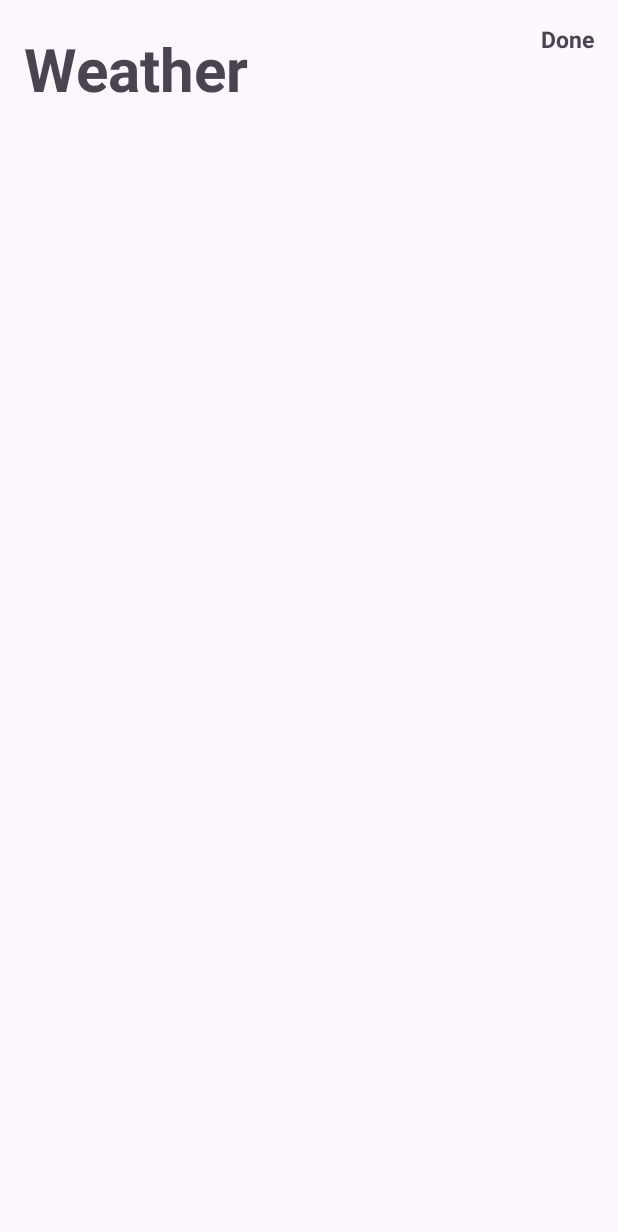
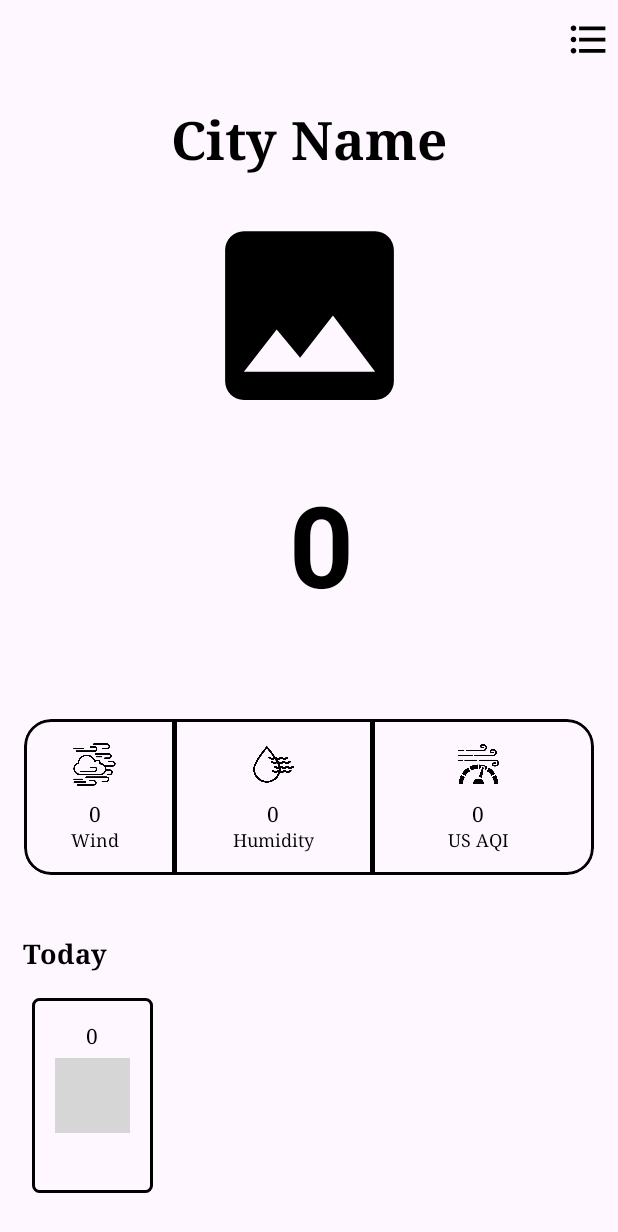
Before and after one commit to xinhui226/MobileProjectWeatherApp, an Android app: the screen it shows after launch (MainActivity), on a phone screen of 412 x 824 dp. Shown: the top 1232 px of the screen. Run offline under Robolectric (Android 15) with nearby library versions, the phone set to English and light mode, and no system bars; our stand-ins replace Room's generated code, data binding; pictures from the network do not load; grey boxes are pictures that could not be loaded.

Commit message:
Implemented the baseFragment and baseViewModel with BaseLocationFragment and BaseViewModel

```diff
--- a/app/src/main/AndroidManifest.xml
+++ b/app/src/main/AndroidManifest.xml
@@ -22,7 +22,6 @@
             android:exported="true">
             <intent-filter>
                 <action android:name="android.intent.action.MAIN" />
-
                 <category android:name="android.intent.category.LAUNCHER" />
             </intent-filter>
         </activity>
--- a/app/src/main/java/com/xinhui/mobileprojectweatherapp/adapter/HorizontalRVAdapter.kt
+++ b/app/src/main/java/com/xinhui/mobileprojectweatherapp/ui/adapters/HorizontalRVAdapter.kt
@@ -1,15 +1,14 @@
-package com.xinhui.mobileprojectweatherapp.adapter
+package com.xinhui.mobileprojectweatherapp.ui.adapters
 
 import android.os.Build
-import android.util.Log
 import android.view.LayoutInflater
 import android.view.ViewGroup
 import androidx.annotation.RequiresApi
 import androidx.recyclerview.widget.RecyclerView
 import com.bumptech.glide.Glide
+import com.xinhui.mobileprojectweatherapp.BuildConfig
 import com.xinhui.mobileprojectweatherapp.data.model.ForecastWeatherDisplay
 import com.xinhui.mobileprojectweatherapp.databinding.HorizontalRvLayoutBinding
-import java.time.format.DateTimeFormatter
 
 
 class HorizontalRVAdapter(var forecast: List<ForecastWeatherDisplay>) : RecyclerView.Adapter<RecyclerView.ViewHolder>() {
@@ -25,13 +24,12 @@ class HorizontalRVAdapter(var forecast: List<ForecastWeatherDisplay>) : Recycler
     @RequiresApi(Build.VERSION_CODES.O)
     override fun onBindViewHolder(holder: RecyclerView.ViewHolder, position: Int) {
         val forecastWeather = forecast[position]
-        val baseIconURL = "https://cdn.weatherbit.io/static/img/icons/"
 
         if(holder is ForecastViewHolder) {
             holder.binding.run{
                 tvShowWeatherTempInHSV.text = forecastWeather.temp
 
-                val iconURL = "$baseIconURL${forecastWeather.weather.icon}.png"
+                val iconURL = "${BuildConfig.BaseIconUrl}${forecastWeather.weather.icon}.png"
                 Glide
                     .with(holder.itemView)
                     .load(iconURL)
--- /dev/null
+++ b/app/src/main/java/com/xinhui/mobileprojectweatherapp/ui/fragments/BaseFragment.kt
@@ -0,0 +1,32 @@
+package com.xinhui.mobileprojectweatherapp.ui.fragments
+
+import android.os.Bundle
+import android.view.View
+import androidx.core.content.ContextCompat
+import androidx.fragment.app.Fragment
+import androidx.lifecycle.lifecycleScope
+import com.google.android.material.snackbar.Snackbar
+import com.xinhui.mobileprojectweatherapp.R
+import com.xinhui.mobileprojectweatherapp.ui.viewModels.BaseViewModel
+import kotlinx.coroutines.launch
+
+abstract class BaseFragment : Fragment() {
+    abstract val viewModel: BaseViewModel
+
+    override fun onViewCreated(view: View, savedInstanceState: Bundle?) {
+        super.onViewCreated(view, savedInstanceState)
+
+
+        lifecycleScope.launch {
+            viewModel.error.collect {
+                Snackbar.make(view, it, Snackbar.LENGTH_LONG)
+                    .apply {
+                        setBackgroundTint(
+                            ContextCompat.getColor(requireContext(), R.color.red)
+                        )
+                    }
+                    .show()
+            }
+        }
+    }
+}
--- /dev/null
+++ b/app/src/main/java/com/xinhui/mobileprojectweatherapp/ui/fragments/BaseLocationFragment.kt
@@ -0,0 +1,85 @@
+package com.xinhui.mobileprojectweatherapp.ui.fragments
+
+import android.os.Bundle
+import android.util.Log
+import android.view.LayoutInflater
+import android.view.View
+import android.view.ViewGroup
+import androidx.lifecycle.lifecycleScope
+import androidx.recyclerview.widget.LinearLayoutManager
+import com.bumptech.glide.Glide
+import com.xinhui.mobileprojectweatherapp.BuildConfig
+import com.xinhui.mobileprojectweatherapp.R
+import com.xinhui.mobileprojectweatherapp.databinding.ShowWeatherBinding
+import com.xinhui.mobileprojectweatherapp.ui.adapters.HorizontalRVAdapter
+import com.xinhui.mobileprojectweatherapp.ui.viewModels.BaseLocationViewModel
+import kotlinx.coroutines.launch
+
+abstract class BaseLocationFragment : BaseFragment() {
+    abstract override val viewModel : BaseLocationViewModel
+
+    private lateinit var adapter: HorizontalRVAdapter
+    private lateinit var binding: ShowWeatherBinding
+
+
+    override fun onCreateView(
+        inflater: LayoutInflater, container: ViewGroup?, savedInstanceState: Bundle?
+    ): View? {
+        binding = ShowWeatherBinding.inflate(layoutInflater)
+        return binding.root
+    }
+
+    override fun onViewCreated(view: View, savedInstanceState: Bundle?) {
+        super.onViewCreated(view, savedInstanceState)
+        val swipeRefreshLayout = binding.swipeRefresh
+
+        binding.viewModel = viewModel
+        binding.lifecycleOwner = viewLifecycleOwner
+
+        Log.d("debugging", "Hello")
+
+        swipeRefreshLayout.setOnRefreshListener {
+            refreshData()
+        }
+
+
+        lifecycleScope.launch {
+            viewModel.forecastWeather.collect {
+                setupAdapter()
+            }
+        }
+
+        lifecycleScope.launch {
+            viewModel.finishLoading.collect {
+                binding.swipeRefresh.isRefreshing = false
+            }
+        }
+
+        lifecycleScope.launch {
+            viewModel.currWeather.collect {
+
+                Glide
+                    .with(this@BaseLocationFragment)
+                    .load("${BuildConfig.BaseIconUrl}${it.weather.icon}.png")
+                    .placeholder(R.drawable.ic_image)
+                    .into(binding.ivIconImage)
+            }
+        }
+    }
+
+    fun setupAdapter() {
+
+        adapter = HorizontalRVAdapter(viewModel.forecastWeather.value)
+
+        binding.horizontalRecyclerView.adapter = adapter
+
+        val layoutManager =
+            LinearLayoutManager(requireContext(), LinearLayoutManager.HORIZONTAL, false)
+        binding.horizontalRecyclerView.layoutManager = layoutManager
+    }
+
+    fun refreshData() {
+        binding.swipeRefresh.isRefreshing = true
+        viewModel.showCurrentForecastWeather()
+    }
+}
--- a/app/src/main/java/com/xinhui/mobileprojectweatherapp/ui/fragments/EditDeleteFragment.kt
+++ b/app/src/main/java/com/xinhui/mobileprojectweatherapp/ui/fragments/EditDeleteFragment.kt
@@ -2,15 +2,12 @@ package com.xinhui.mobileprojectweatherapp.ui.fragments
 
 import android.os.Build
 import android.os.Bundle
-import android.util.Log
 import androidx.fragment.app.Fragment
 import android.view.LayoutInflater
 import android.view.View
 import android.view.ViewGroup
 import androidx.annotation.RequiresApi
 import androidx.fragment.app.viewModels
-import androidx.lifecycle.ViewModel
-import androidx.lifecycle.asLiveData
 import androidx.lifecycle.lifecycleScope
 import androidx.recyclerview.widget.LinearLayoutManager
 import com.xinhui.mobileprojectweatherapp.data.repository.LocationRepo
--- /dev/null
+++ b/app/src/main/java/com/xinhui/mobileprojectweatherapp/ui/viewModels/BaseLocationViewModel.kt
@@ -0,0 +1,34 @@
+package com.xinhui.mobileprojectweatherapp.ui.viewModels
+
+import android.util.Log
+import androidx.lifecycle.viewModelScope
+import com.xinhui.mobileprojectweatherapp.data.repository.RetrofitRepo
+import kotlinx.coroutines.Dispatchers
+import kotlinx.coroutines.launch
+
+abstract class BaseLocationViewModel(
+    protected val repo: RetrofitRepo
+) : BaseViewModel() {
+
+    init {
+        showCurrentForecastWeather()
+    }
+
+    fun showCurrentForecastWeather() {
+        Log.d("debugging", "Hello")
+        viewModelScope.launch(Dispatchers.IO) {
+            safeApiCall {
+                repo.getCurrWeather("Osaka, Japan")
+            }?.let {
+                currWeather.value = it
+                Log.d("debugging", it.toString())
+            }
+
+            safeApiCall {
+                repo.getForecastWeather("Osaka,Japan")
+            }?.let {
+                forecastWeather.value = it
+            }
+        }
+    }
+}
--- /dev/null
+++ b/app/src/main/java/com/xinhui/mobileprojectweatherapp/ui/viewModels/BaseViewModel.kt
@@ -0,0 +1,35 @@
+package com.xinhui.mobileprojectweatherapp.ui.viewModels
+
+import android.util.Log
+import androidx.lifecycle.ViewModel
+import com.xinhui.mobileprojectweatherapp.data.model.CurrentWeatherDisplay
+import com.xinhui.mobileprojectweatherapp.data.model.ForecastWeatherDisplay
+import kotlinx.coroutines.flow.MutableSharedFlow
+import kotlinx.coroutines.flow.MutableStateFlow
+
+abstract class BaseViewModel() : ViewModel() {
+    val finishLoading: MutableSharedFlow<Unit> = MutableSharedFlow()
+    val error: MutableSharedFlow<String> = MutableSharedFlow()
+
+    val currWeather: MutableStateFlow<CurrentWeatherDisplay> = MutableStateFlow(
+        CurrentWeatherDisplay()
+    )
+
+    val forecastWeather: MutableStateFlow<List<ForecastWeatherDisplay>> = MutableStateFlow(
+        listOf(ForecastWeatherDisplay())
+    )
+
+
+    suspend fun <T>safeApiCall(callback: suspend () -> T?): T? {
+        return try {
+            Log.d("debugging", "Hello")
+            callback()
+        } catch (e: Exception) {
+            e.printStackTrace()
+            error.emit(e.message.toString())
+            null
+        }
+    }
+
+
+}
--- a/app/src/main/res/layout/show_weather.xml
+++ b/app/src/main/res/layout/show_weather.xml
@@ -9,7 +9,7 @@
 
         <variable
             name="viewModel"
-            type="com.xinhui.mobileprojectweatherapp.ui.viewModels.HomeViewModel" />
+            type="com.xinhui.mobileprojectweatherapp.ui.viewModels.BaseLocationViewModel" />
     </data>
 
     <androidx.swiperefreshlayout.widget.SwipeRefreshLayout
--- a/app/src/main/res/navigation/nav_graph.xml
+++ b/app/src/main/res/navigation/nav_graph.xml
@@ -3,7 +3,7 @@
     xmlns:app="http://schemas.android.com/apk/res-auto"
     xmlns:tools="http://schemas.android.com/tools"
     android:id="@+id/nav_graph"
-    app:startDestination="@id/editDeleteFragment">
+    app:startDestination="@id/homeFragment">
 
     <fragment
         android:id="@+id/homeFragment"
```
Also changed, not shown: app/build.gradle.kts (+7 -6 lines), app/src/main/java/com/xinhui/mobileprojectweatherapp/ui/MainActivity.kt (+0 -8 lines), app/src/main/java/com/xinhui/mobileprojectweatherapp/ui/fragments/HomeFragment.kt (+3 -77 lines), app/src/main/java/com/xinhui/mobileprojectweatherapp/ui/viewModels/HomeViewModel.kt (+2 -47 lines).
